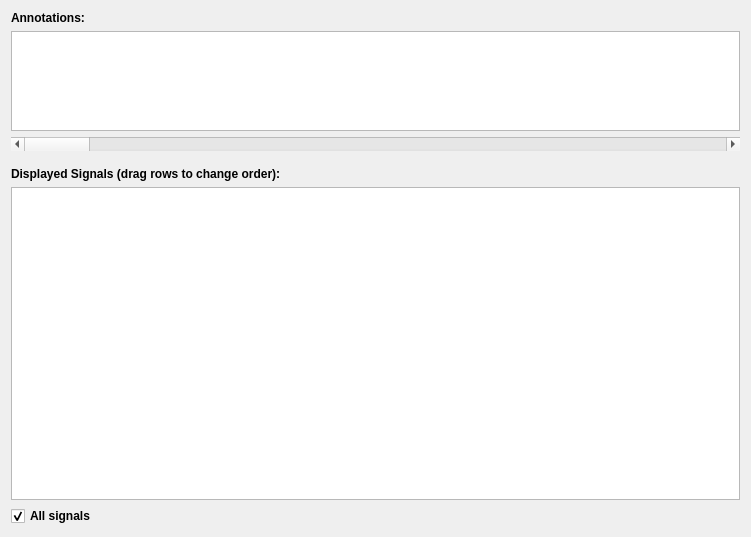
The window that chart/ui/controller.ui (BioSignalML/biosignalml-browser) describes before a commit, drawn with Qt 5.
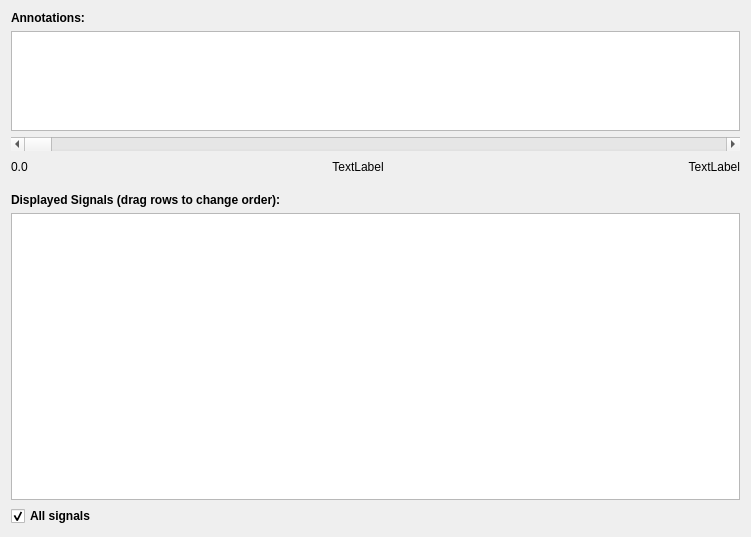
The same window after the commit. Custom widgets are drawn as their Qt base class.

Commit message: Move viewed segment of recording with controller's scrollbar.

Patch:
```diff
--- a/chart/ui/controller.ui
+++ b/chart/ui/controller.ui
@@ -44,12 +44,87 @@
     </widget>
    </item>
    <item>
-    <widget class="QScrollBar" name="horizontalScrollBar">
+    <widget class="QScrollBar" name="segment">
+     <property name="maximum">
+      <number>1000</number>
+     </property>
+     <property name="tracking">
+      <bool>true</bool>
+     </property>
      <property name="orientation">
       <enum>Qt::Horizontal</enum>
      </property>
     </widget>
    </item>
+   <item>
+    <layout class="QHBoxLayout" name="horizontalLayout">
+     <item>
+      <widget class="QLabel" name="rec_start">
+       <property name="sizePolicy">
+        <sizepolicy hsizetype="Fixed" vsizetype="Preferred">
+         <horstretch>0</horstretch>
+         <verstretch>0</verstretch>
+        </sizepolicy>
+       </property>
+       <property name="text">
+        <string>0.0</string>
+       </property>
+      </widget>
+     </item>
+     <item>
+      <spacer name="horizontalSpacer_2">
+       <property name="orientation">
+        <enum>Qt::Horizontal</enum>
+       </property>
+       <property name="sizeHint" stdset="0">
+        <size>
+         <width>40</width>
+         <height>20</height>
+        </size>
+       </property>
+      </spacer>
+     </item>
+     <item>
+      <widget class="QLabel" name="rec_posn">
+       <property name="text">
+        <string>TextLabel</string>
+       </property>
+       <property name="alignment">
+        <set>Qt::AlignCenter</set>
+       </property>
+      </widget>
+     </item>
+     <item>
+      <spacer name="horizontalSpacer">
+       <property name="orientation">
+        <enum>Qt::Horizontal</enum>
+       </property>
+       <property name="sizeHint" stdset="0">
+        <size>
+         <width>40</width>
+         <height>20</height>
+        </size>
+       </property>
+      </spacer>
+     </item>
+     <item>
+      <widget class="QLabel" name="rec_end">
+       <property name="sizePolicy">
+        <sizepolicy hsizetype="Fixed" vsizetype="Preferred">
+         <horstretch>0</horstretch>
+         <verstretch>0</verstretch>
+        </sizepolicy>
+       </property>
+       <property name="text">
+        <string>TextLabel</string>
+       </property>
+       <property name="alignment">
+        <set>Qt::AlignRight|Qt::AlignTrailing|Qt::AlignVCenter</set>
+       </property>
+      </widget>
+     </item>
+    </layout>
+   </item>
    <item>
     <spacer name="verticalSpacer">
      <property name="orientation">
```
Left out of the diff: 3 changed lines with no effect on the pictures. The commit also changes 2 other files.
